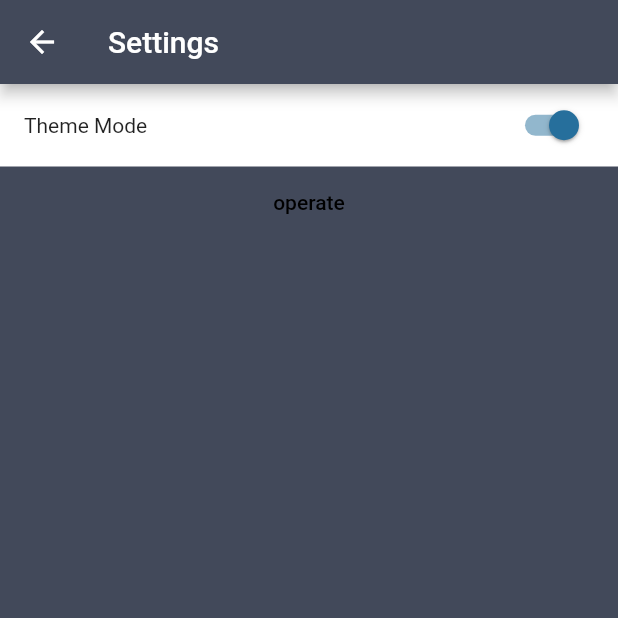
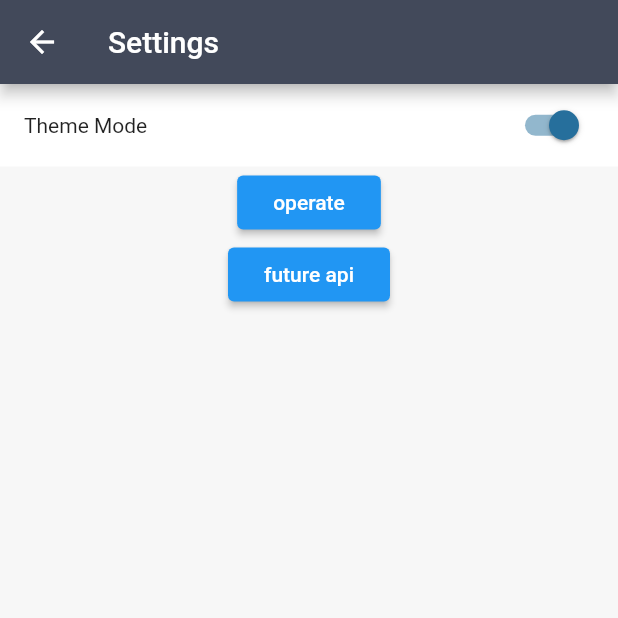
Before and after one commit to lhalcyon/l_token, a Flutter app: the SettingsPage screen opened by its route, after a tap on "operate", on a phone screen of 412 x 824 dp, the top half of it. Run offline on Flutter 3.47's test engine with Material 2 defaults, Android fonts, the phone set to English and light mode, and no system bars; our stand-ins replace convert, flutter_redux, font_awesome_flutter, qr_flutter, redux, tuple; missing offline and left inert: pointycastle.

Commit message:
todo async stuff

```diff
--- a/lib/pages/profile/settings_page.dart
+++ b/lib/pages/profile/settings_page.dart
@@ -1,3 +1,5 @@
+import 'dart:async';
+
 import 'package:flutter/material.dart';
 import 'package:flutter_redux/flutter_redux.dart';
 import 'package:l_token/config/actions.dart';
@@ -10,6 +12,7 @@ class SettingsPage extends StatelessWidget {
 
   @override
   Widget build(BuildContext context) {
+    final ThemeData theme = Theme.of(context);
     return StoreBuilder<AppState>(
       builder: (context, store) {
         return Scaffold(
@@ -18,7 +21,7 @@ class SettingsPage extends StatelessWidget {
             ),
             body: new Container(
               width: double.infinity,
-              color: store.state.theme.themeData.primaryColor,
+              color: theme.backgroundColor,
               child: new Column(children: <Widget>[
                 new SwitchListItemWidget(
                   title: 'Theme Mode',
@@ -30,12 +33,36 @@ class SettingsPage extends StatelessWidget {
                     store.dispatch(Action.ChangeTheme);
                   },
                 ),
-                new FlatButton(onPressed: (){
-
-                }, child: new Text('operate'))
+                new RaisedButton(onPressed: (){
+                    _loadInfo();
+                }, child: new Text('operate')),
+                new RaisedButton(onPressed: (){
+                  _loadInfo2();
+                }, child: new Text('future api'))
               ],)
             ));
       }
     );
   }
+
+  Future _getInfo() async {
+//    await new Future.delayed(new Duration(milliseconds: 2000));
+    return Future.delayed(Duration(milliseconds: 2000),(){
+      return "heheada";
+    });
+  }
+
+  Future _loadInfo() async{
+    print("before:${new DateTime.now()}");
+    print(await _getInfo());
+    print("after:${new DateTime.now()}");
+  }
+
+  Future _loadInfo2() async {
+    print("before2:${new DateTime.now()}");
+    _getInfo().then((info){
+      print(info);
+    });
+    print("after2:${new DateTime.now()}");
+  }
 }
--- a/lib/sdk/bip39/seed_calculator.dart
+++ b/lib/sdk/bip39/seed_calculator.dart
@@ -1,5 +1,4 @@
-
-
+import 'dart:async';
 import 'dart:convert';
 import 'dart:typed_data';
 
@@ -7,24 +6,26 @@ import 'package:l_token/sdk/bip39/cipher_parameter.dart';
 import 'package:pointycastle/digests/sha512.dart';
 
 class SeedCalculator {
-
   SpongyCastlePBKDF2WithHmacSHA512 _hashAlgorithm;
 
   final Uint8List _fixedSalt = Uint8List.fromList('mnemonic'.codeUnits);
 
-   Uint8List calculateSeed(final String mnemonic,final String phrase){
+  Future<Uint8List> calculateSeed(
+      final String mnemonic, final String phrase) async {
     final Uint8List chars = Uint8List.fromList(mnemonic.codeUnits);
     final Uint8List rawSalt = Uint8List.fromList(phrase.codeUnits);
     Uint8List salt = Uint8List.fromList(_fixedSalt + rawSalt);
     print(salt.toString());
+    return Future((){
       return _hash(chars, salt);
+    });
   }
 
-   Uint8List _hash(final Uint8List mnemonic,final Uint8List salt){
+  Uint8List _hash(final Uint8List mnemonic, final Uint8List salt) {
     return _hashAlgorithm.hash(mnemonic, salt);
   }
 
-   SeedCalculator(){
+  SeedCalculator() {
     _hashAlgorithm = kAlgorithmInstance;
   }
 }
@@ -32,11 +33,11 @@ class SeedCalculator {
 var kAlgorithmInstance = new SpongyCastlePBKDF2WithHmacSHA512();
 
 class SpongyCastlePBKDF2WithHmacSHA512 {
-
-   Uint8List hash(final Uint8List mnemonic,final Uint8List salt){
+  Uint8List hash(final Uint8List mnemonic, final Uint8List salt) {
     var digest = new SHA512Digest();
     print(digest.digestSize);
-      PKCS5S2ParametersGenerator generator = new PKCS5S2ParametersGenerator(digest);
+    PKCS5S2ParametersGenerator generator =
+        new PKCS5S2ParametersGenerator(digest);
     generator.init(mnemonic, salt, 2048);
     var key = generator.generateDeriveParameters(512);
     return key.getKey();
```
Also changed, not shown: lib/manager/wallet_initialzer.dart (+65 -37 lines), lib/pages/wallet/init/wallet_create_page.dart (+17 -10 lines). Lines whose indentation alone changed are shown as unchanged.
